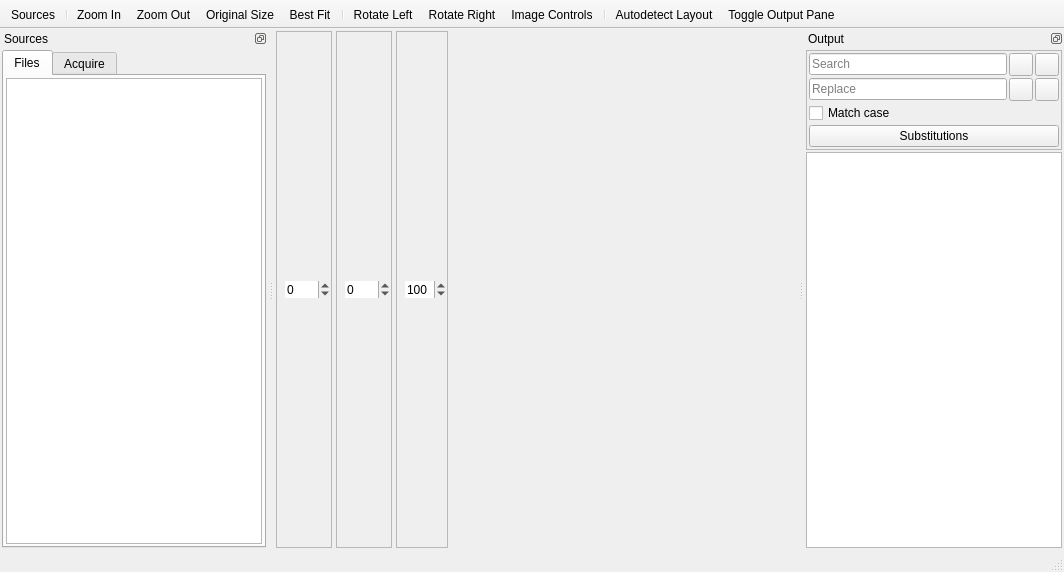
First picture: the form in qt/data/MainWindow.ui, repository manisandro/gImageReader, before the edit.
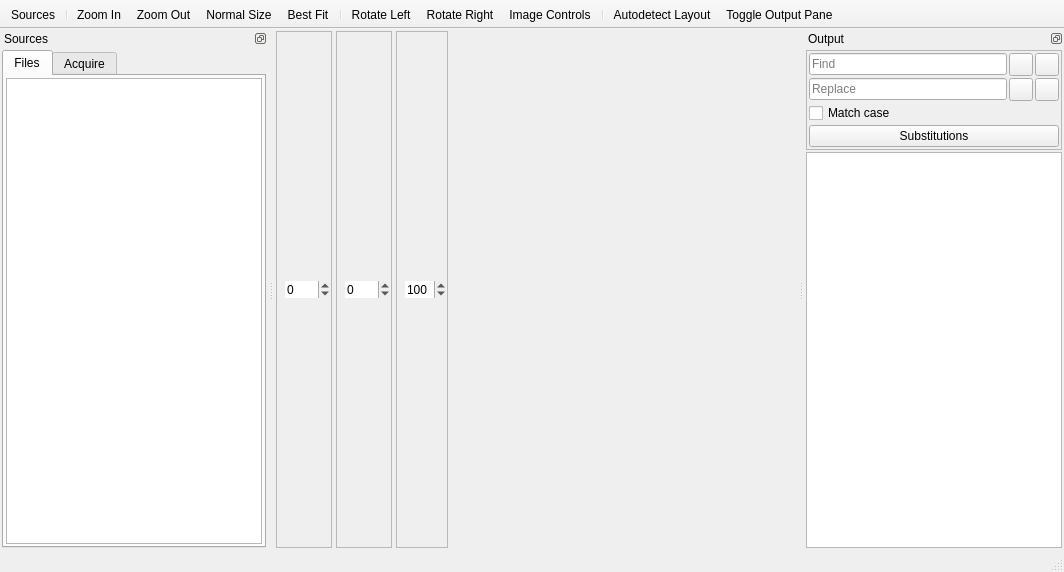
Second picture: the form after the edit. Icons and pictures are not drawn.

```diff
--- a/qt/data/MainWindow.ui
+++ b/qt/data/MainWindow.ui
@@ -576,7 +576,7 @@
         <item row="0" column="0">
          <widget class="QLineEdit" name="lineEditOutputSearch">
           <property name="placeholderText">
-           <string>Search</string>
+           <string>Find</string>
           </property>
          </widget>
         </item>
@@ -715,7 +715,7 @@
     </iconset>
    </property>
    <property name="text">
-    <string>Original Size</string>
+    <string>Normal Size</string>
    </property>
    <property name="toolTip">
     <string>Original size</string>
```
Left out of the diff: 31 changed lines with no effect on the pictures.
